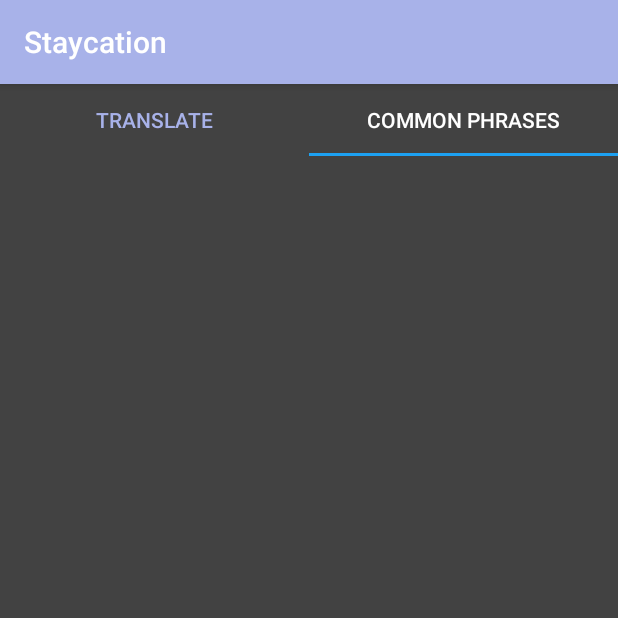
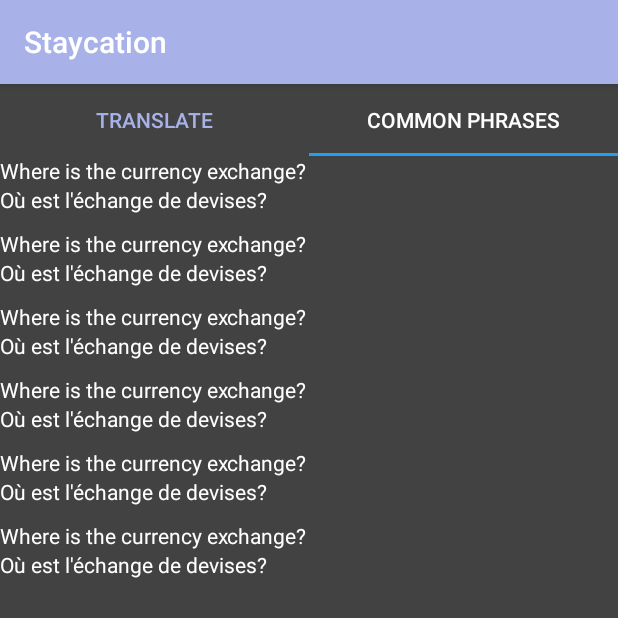
Before and after one commit to AbinayaRajesh/Project, an Android app: the CommonPhrasesFragment screen opened directly, with no data from a screen before it, tab 2 chosen, on a phone screen of 412 x 824 dp, the top half of it. Run offline under Robolectric (Android 15) with nearby library versions, the phone set to English and light mode, and no system bars; libraries missing offline, so code that uses them is left out: org.parceler; pictures from the network do not load; 1 statement that could not run was skipped.

Commit message:
Phrases hardcoded

```diff
--- a/app/src/main/java/com/codepath/myapplication/LanguageFragments/LanguageMainActivity.java
+++ b/app/src/main/java/com/codepath/myapplication/LanguageFragments/LanguageMainActivity.java
@@ -3,6 +3,8 @@ package com.codepath.myapplication.LanguageFragments;
 import android.os.Bundle;
 import android.support.annotation.Nullable;
 import android.support.v4.app.Fragment;
+import android.support.v7.widget.LinearLayoutManager;
+import android.support.v7.widget.RecyclerView;
 import android.view.LayoutInflater;
 import android.view.View;
 import android.view.ViewGroup;
@@ -35,6 +37,8 @@ public class LanguageMainActivity extends Fragment {
     TranslateTextRequest queryTranslate;
     String translated;
     int i;
+    RecyclerView rvPhrases;
+    PhrasesAdapter adapter;
 
     public View onCreateView(LayoutInflater inflater, @Nullable ViewGroup container, @Nullable Bundle savedInstanceState) {
 
@@ -64,6 +68,24 @@ public class LanguageMainActivity extends Fragment {
             }
             case 1: {
                 rootView = inflater.inflate(R.layout.activity_common_phrases, container, false);
+                ArrayList<Phrase> phrases = new ArrayList<Phrase>();
+                Phrase p1 = new Phrase("How are you? / How is it going? ", "Comment allez-vous?");
+                phrases.add(p1);
+                Phrase p2 = new Phrase("Where is the restroom?", "Où sont les toilettes?");
+                phrases.add(p2);
+                Phrase p3 = new Phrase("How much does the magazine cost?", "Combien coûte le magazine?");
+                phrases.add(p3);
+                Phrase p4 = new Phrase("What time is it? ", "Quelle heure est-il?");
+                phrases.add(p4);
+                Phrase p5 = new Phrase("I am visiting family. ", "Je visite la famille");
+                phrases.add(p5);
+                Phrase p6 = new Phrase("Where is the currency exchange? ", "Où est l'échange de devises?");
+                phrases.add(p6);
+                adapter = new PhrasesAdapter(phrases);
+                //resolve the recycler view and connect a layout manager and the adapter
+                rvPhrases = (RecyclerView) rootView.findViewById(R.id.rvPhrases);
+                rvPhrases.setLayoutManager(new LinearLayoutManager(getContext()));
+                rvPhrases.setAdapter(adapter);
                 break;
             }
         }
--- /dev/null
+++ b/app/src/main/java/com/codepath/myapplication/LanguageFragments/Phrase.java
@@ -0,0 +1,30 @@
+package com.codepath.myapplication.LanguageFragments;
+
+import org.parceler.Parcel;
+
+/**
+ * Created by arajesh on 6/22/17.
+ */
+@Parcel
+public class Phrase {
+
+    // values from API
+    static String phrase;
+    static String translation;
+
+    // initialize from JSON data
+    public Phrase(String phrase, String translation) {
+        Phrase.phrase = phrase;
+        Phrase.translation = translation;
+    }
+
+    public Phrase() {}
+
+    public static String getPhrase() {
+        return phrase;
+    }
+
+    public static String getTranslation() {
+        return translation;
+    }
+}
--- /dev/null
+++ b/app/src/main/java/com/codepath/myapplication/LanguageFragments/PhrasesAdapter.java
@@ -0,0 +1,99 @@
+package com.codepath.myapplication.LanguageFragments;
+
+import android.content.Context;
+import android.support.v7.widget.RecyclerView;
+import android.view.LayoutInflater;
+import android.view.View;
+import android.view.ViewGroup;
+import android.widget.RelativeLayout;
+import android.widget.TextView;
+
+import com.codepath.myapplication.R;
+
+import java.util.ArrayList;
+
+
+/**
+ * Created by eyobtefera on 7/11/17.
+ */
+
+public class PhrasesAdapter extends RecyclerView.Adapter<PhrasesAdapter.ViewHolder> {
+
+    private ArrayList<Phrase> mPhrases;
+    Context context;
+
+    public PhrasesAdapter(ArrayList<Phrase> phrases) {
+        this.mPhrases = phrases;
+    }
+
+    //pass in the Tweets array in the constructor
+    @Override
+    public ViewHolder onCreateViewHolder(ViewGroup parent, int viewType) {
+        context = parent.getContext();
+        LayoutInflater inflater = LayoutInflater.from(context);
+        View eventView = inflater.inflate(R.layout.item_translate_view, parent, false);
+        ViewHolder viewHolder = new ViewHolder(eventView);
+        return viewHolder;
+    }
+
+    //bind the values based on the position of the element
+
+    @Override
+    public void onBindViewHolder(ViewHolder holder, int position) {
+
+        //get the data according to position
+        Phrase phrase = mPhrases.get(position);
+        //populate the views according to this data
+        holder.tvPhrase.setText(phrase.getPhrase());
+        holder.tvTranslation.setText(phrase.getTranslation());
+
+
+//        Glide.with(context).
+//                load(event.getEventUrl()).
+//                bitmapTransform(new RoundedCornersTransformation(context, 15, 0)).
+//                diskCacheStrategy(DiskCacheStrategy.ALL).
+//                into(holder.ivEventImage);
+    }
+    @Override
+    public int getItemCount() {
+        return mPhrases.size();
+    }
+    //create ViewHolder class
+
+    public class ViewHolder extends RecyclerView.ViewHolder implements View.OnClickListener{
+
+        public TextView tvPhrase;
+        public TextView tvTranslation;
+       // public TextView tvEventDescription;
+        public RelativeLayout layout;
+        public ViewHolder(View itemView) {
+            super(itemView);
+
+            // perform findViewById lookups
+            tvPhrase = (TextView) itemView.findViewById(R.id.tvPhrase);
+            tvTranslation = (TextView) itemView.findViewById(R.id.tvTranslation);
+            //layout = (RelativeLayout) itemView.findViewById(R.id.detailView);
+            itemView.setOnClickListener(this);
+
+        }
+        public void onClick(View v) {
+            // gets item position
+            int position = getAdapterPosition();
+            // make sure the position is valid, i.e. actually exists in the view
+            if (position != RecyclerView.NO_POSITION) {
+
+//                // get the movie at the position, this won't work if the class is static
+//                Event event = mPhrases.get(position);
+//                // create intent for the new activity
+//
+//                Intent intent = new Intent(context, EventDetail.class);
+//                // serialize the movie using parceler, use its short name as a key
+//                intent.putExtra("event", event);
+//                //intent.putExtra(Food.class.getSimpleName(), Parcels.wrap(recipe));
+//                // intent.putExtra(Country.class.getName(), Parcels.wrap(country));
+//                // show the activity
+//                context.startActivity(intent);
+            }
+        }
+    }
+}
--- a/app/src/main/java/com/codepath/myapplication/VenueAdapter.java
+++ b/app/src/main/java/com/codepath/myapplication/VenueAdapter.java
@@ -1,6 +1,7 @@
 package com.codepath.myapplication;
 
 import android.content.Context;
+import android.content.Intent;
 import android.support.v7.widget.RecyclerView;
 import android.view.LayoutInflater;
 import android.view.View;
@@ -11,6 +12,8 @@ import android.widget.TextView;
 import com.bumptech.glide.Glide;
 import com.codepath.myapplication.Models.Location;
 import com.codepath.myapplication.Models.Venue;
+
+import org.parceler.Parcels;
 
 import java.util.ArrayList;
 
@@ -94,20 +97,20 @@ public class VenueAdapter extends RecyclerView.Adapter<VenueAdapter.ViewHolder>{
         @Override
         public void onClick(View v) {
 
-//            // gets item position
-//            int position = getAdapterPosition();
-//            // make sure the position is valid, i.e. actually exists in the view
-//            if (position != RecyclerView.NO_POSITION) {
-//                // get the movie at the position, this won't work if the class is static
-//                Movie movie = movies.get(position);
-//                // create intent for the new activity
-//                Intent intent = new Intent(context, MovieDetailsActivity.class);
-//                // serialize the movie using parceler, use its short name as a key
-//                intent.putExtra(Movie.class.getSimpleName(), Parcels.wrap(movie));
-//                intent.putExtra(Config.class.getSimpleName(), Parcels.wrap(config));
-//                // show the activity
-//                context.startActivity(intent);
-//            }
+            // gets item position
+            int position = getAdapterPosition();
+            // make sure the position is valid, i.e. actually exists in the view
+            if (position != RecyclerView.NO_POSITION) {
+                // get the movie at the position, this won't work if the class is static
+                Venue venue = venues.get(position);
+                // create intent for the new activity
+                Intent intent = new Intent(context, DetailPlaceActivity.class);
+                // serialize the movie using parceler, use its short name as a key
+                intent.putExtra("venue", Parcels.wrap(venue));
+
+                // show the activity
+                context.startActivity(intent);
+            }
         }
 
         public ViewHolder(View itemView) {
--- a/app/src/main/res/layout/activity_common_phrases.xml
+++ b/app/src/main/res/layout/activity_common_phrases.xml
@@ -1,9 +1,18 @@
 <?xml version="1.0" encoding="utf-8"?>
-<android.support.constraint.ConstraintLayout xmlns:android="http://schemas.android.com/apk/res/android"
+<RelativeLayout xmlns:android="http://schemas.android.com/apk/res/android"
     xmlns:app="http://schemas.android.com/apk/res-auto"
     xmlns:tools="http://schemas.android.com/tools"
     android:layout_width="match_parent"
     android:layout_height="match_parent"
     tools:context="com.codepath.myapplication.LanguageFragments.CommonPhrasesFragment">
 
-</android.support.constraint.ConstraintLayout>
+    <android.support.v7.widget.RecyclerView
+        android:id="@+id/rvPhrases"
+        android:layout_width="match_parent"
+        android:layout_height="match_parent"
+        android:layout_alignParentLeft="true"
+        android:layout_alignParentStart="true"
+        android:layout_alignParentTop="true" />
+
+
+</RelativeLayout>
--- /dev/null
+++ b/app/src/main/res/layout/item_translate_view.xml
@@ -0,0 +1,21 @@
+<?xml version="1.0" encoding="utf-8"?>
+<LinearLayout xmlns:android="http://schemas.android.com/apk/res/android"
+    android:orientation="vertical" android:layout_width="match_parent"
+    android:paddingBottom="10dp"
+    android:layout_height="wrap_content">
+
+    <TextView
+        android:layout_width="match_parent"
+        android:layout_height="wrap_content"
+        android:id="@+id/tvPhrase"
+        android:textColor="#FFFFFF"
+        android:text="Phrase in English"/>
+
+    <TextView
+        android:layout_width="match_parent"
+        android:layout_height="wrap_content"
+        android:id="@+id/tvTranslation"
+        android:textColor="#FFFFFF"
+        android:text="Phrase in Language"/>
+
+</LinearLayout>
```
